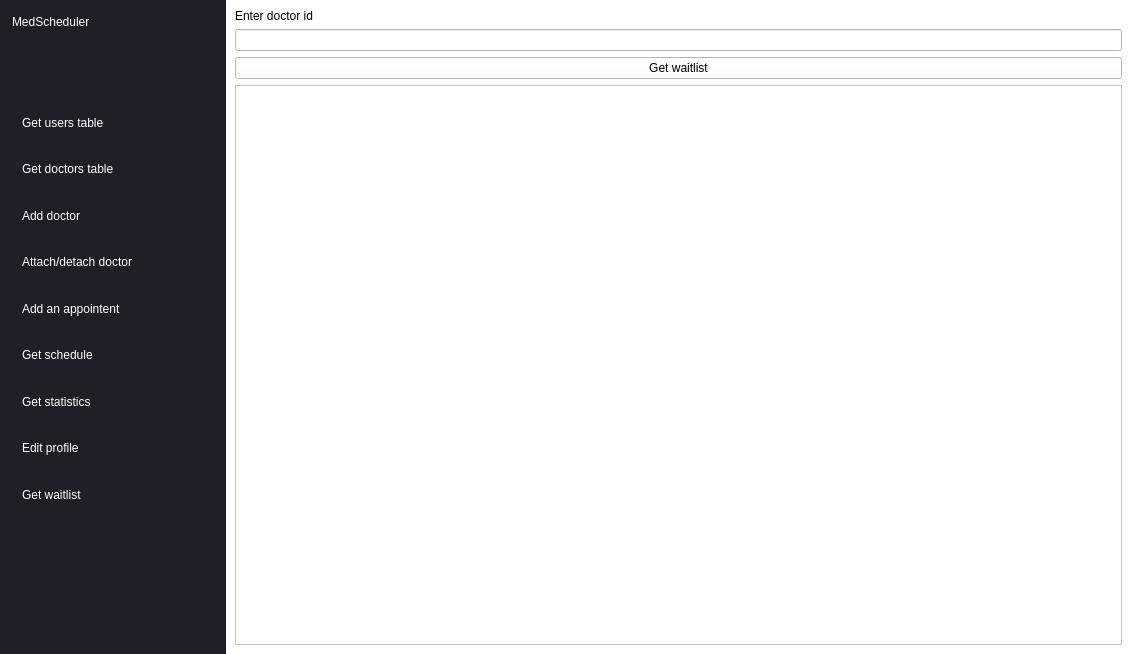
Above: QtApp/forms/junior_admin_window.ui from SanriaArgos/MedScheduler before the change. Below: the same form after it.
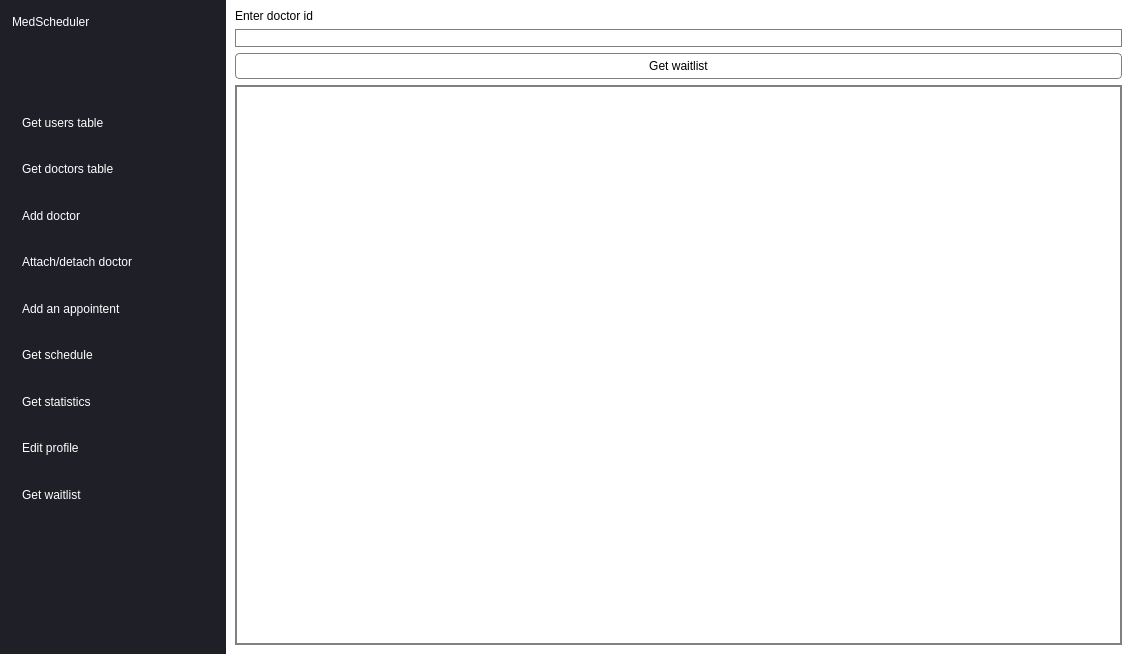
That is the form after the change. Icons and pictures are not drawn.

Commit message: fix: waitlist view

```diff
--- a/QtApp/forms/junior_admin_window.ui
+++ b/QtApp/forms/junior_admin_window.ui
@@ -400,10 +400,32 @@
          </widget>
         </item>
         <item>
-         <widget class="QLineEdit" name="doctor_id_for_waitlist_edit"/>
+         <widget class="QLineEdit" name="doctor_id_for_waitlist_edit">
+          <property name="styleSheet">
+           <string notr="true">border: 1px solid gray;</string>
+          </property>
+         </widget>
         </item>
         <item>
          <widget class="QPushButton" name="get_waitlist_button">
+          <property name="styleSheet">
+           <string notr="true">QPushButton {
+     background-color: white;
+    border: 1px solid gray;
+    color: black;
+    padding: 5px 10px;
+    border-radius: 4px;
+}
+
+QPushButton:hover {
+   background-color: #f0f0f0;
+    color: #000;
+}
+
+QPushButton:pressed {
+    background-color: #e0e0e0;
+}</string>
+          </property>
           <property name="text">
            <string>Get waitlist</string>
           </property>
@@ -411,6 +433,9 @@
         </item>
         <item>
          <widget class="QScrollArea" name="scrollArea">
+          <property name="styleSheet">
+           <string notr="true">border: 1px solid gray;</string>
+          </property>
           <property name="widgetResizable">
            <bool>true</bool>
           </property>
```
Left out of the diff: 7 changed lines with no effect on the pictures. The commit also changes 1 other file.
